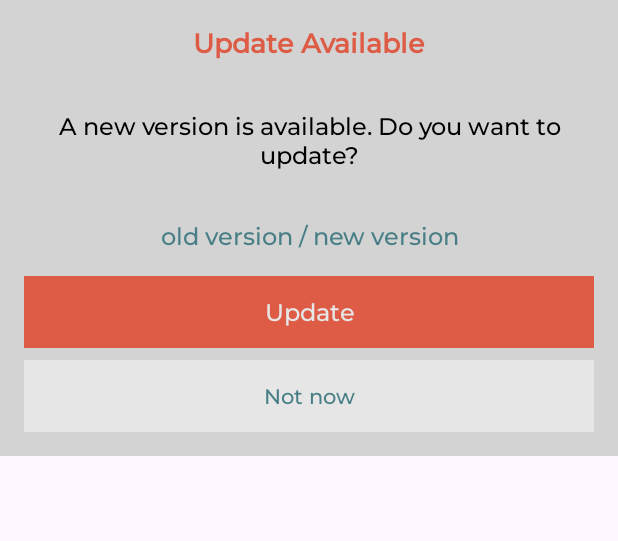
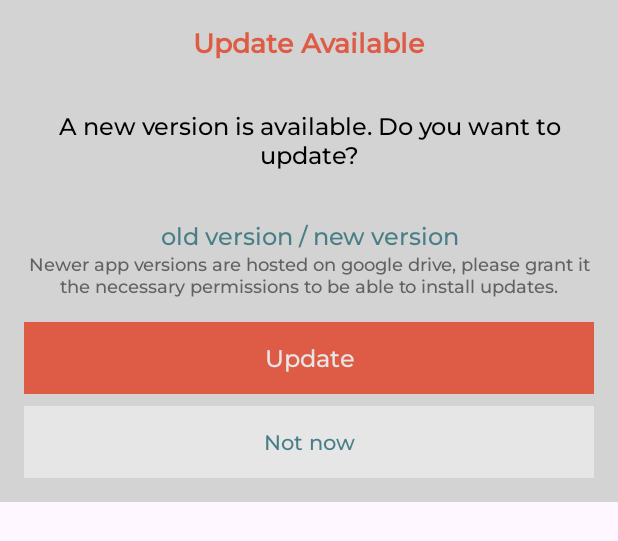
Before and after one commit to DevSpagette/pokeguess-ui, an Android app: the layout activity_popup.xml on its own in the app's theme, with its tools: preview values and no code run, on a phone screen of 412 x 824 dp. Shown: the top 541 px of the screen. Run offline under Robolectric (Android 15) with nearby library versions, the phone set to English and light mode, and no system bars.

Commit message:
UI and QOL fixes, better version management

```diff
--- a/app/build.gradle.kts
+++ b/app/build.gradle.kts
@@ -11,8 +11,8 @@ android {
         applicationId = "com.project.pokeguess"
         minSdk = 24
         targetSdk = 33
-        versionCode = 5
-        versionName = "1.3.6"
+        versionCode = 6
+        versionName = "1.3.7"
 
         testInstrumentationRunner = "androidx.test.runner.AndroidJUnitRunner"
         setProperty("archivesBaseName", "PokeGuess_$versionName")
--- a/app/src/main/java/com/project/pokeguess/MainActivity.kt
+++ b/app/src/main/java/com/project/pokeguess/MainActivity.kt
@@ -413,12 +413,12 @@ class MainActivity : AppCompatActivity() {
                             val pInfo: PackageInfo = packageManager.getPackageInfo(packageName, 0)
                             val currentVersion: String = pInfo.versionName
 
-                            if (currentVersion == newestVersion) {
+                            if (currentVersion < newestVersion) {
+                                popupManager.showPopup(currentVersion, newestVersion, downloadLink)
+                            } else {
                                 runOnUiThread {
                                     showToast("App is up to date!")
                                 }
-                            } else {
-                                popupManager.showPopup(currentVersion, newestVersion, downloadLink)
                             }
                         } else {
                             runOnUiThread {
--- a/app/src/main/res/layout/activity_popup.xml
+++ b/app/src/main/res/layout/activity_popup.xml
@@ -1,61 +1,71 @@
 <?xml version="1.0" encoding="utf-8"?>
-<LinearLayout
-    xmlns:android="http://schemas.android.com/apk/res/android"
+<LinearLayout xmlns:android="http://schemas.android.com/apk/res/android"
     android:layout_width="match_parent"
     android:layout_height="wrap_content"
+    android:background="@color/silver"
     android:orientation="vertical"
-    android:background="@color/silver"
     android:padding="16dp">
 
     <TextView
         android:id="@+id/popupTitle"
+        style="@style/TitleTextStyle"
         android:layout_width="match_parent"
         android:layout_height="wrap_content"
-        style="@style/TitleTextStyle"
+        android:gravity="center"
         android:text="Update Available"
-        android:textStyle="bold"
         android:textSize="18sp"
-        android:gravity="center"/>
+        android:textStyle="bold" />
 
     <TextView
         android:id="@+id/popupMessage"
+        style="@style/DefaultTextStyle"
         android:layout_width="match_parent"
         android:layout_height="wrap_content"
-        style="@style/DefaultTextStyle"
+        android:layout_marginTop="32dp"
+        android:gravity="center"
         android:text="A new version is available. Do you want to update?"
-        android:textSize="16sp"
-        android:gravity="center"
-        android:layout_marginTop="32dp"/>
+        android:textSize="16sp" />
 
     <TextView
         android:id="@+id/currentVersion"
+        style="@style/Credits"
         android:layout_width="match_parent"
         android:layout_height="wrap_content"
+        android:layout_marginTop="32dp"
+        android:gravity="center"
+        android:text="old version / new version"
+        android:textSize="16sp" />
+
+    <TextView
+        android:id="@+id/notice"
         style="@style/Credits"
-        android:text="old version / new version"
-        android:textSize="16sp"
+        android:layout_width="match_parent"
+        android:layout_height="wrap_content"
         android:gravity="center"
-        android:layout_marginTop="32dp"/>
+        android:text="Newer app versions are hosted on google drive, please grant it the necessary permissions
+to be able to install updates."
+        android:textColor="@color/gray_volc"
+        android:textSize="12sp" />
 
     <com.project.pokeguess.CustomButton
         android:id="@+id/btnUpdate"
         style="@style/CustomButtonStyle"
         android:layout_width="match_parent"
         android:layout_height="wrap_content"
-        android:text="Update"
-        android:textSize="16sp"
         android:layout_marginTop="16dp"
         android:background="@color/orange_volc"
-        android:textColor="@color/white_volc"/>
+        android:text="Update"
+        android:textColor="@color/white_volc"
+        android:textSize="16sp" />
 
     <com.project.pokeguess.CustomButton
         android:id="@+id/btnCancel"
         style="@style/CustomButtonStyle"
         android:layout_width="match_parent"
         android:layout_height="wrap_content"
-        android:text="Not now"
-        android:textSize="14sp"
         android:layout_marginTop="8dp"
         android:background="@color/white_volc"
-        android:textColor="@color/blue_volc"/>
+        android:text="Not now"
+        android:textColor="@color/blue_volc"
+        android:textSize="14sp" />
 </LinearLayout>
```
Also changed, not shown: app/src/main/java/com/project/pokeguess/ChallengeActivity.kt (+18 -0 lines), app/src/main/java/com/project/pokeguess/ClassicActivity.kt (+18 -0 lines), app/src/main/res/layout/activity_diff_selector.xml (+7 -8 lines).
